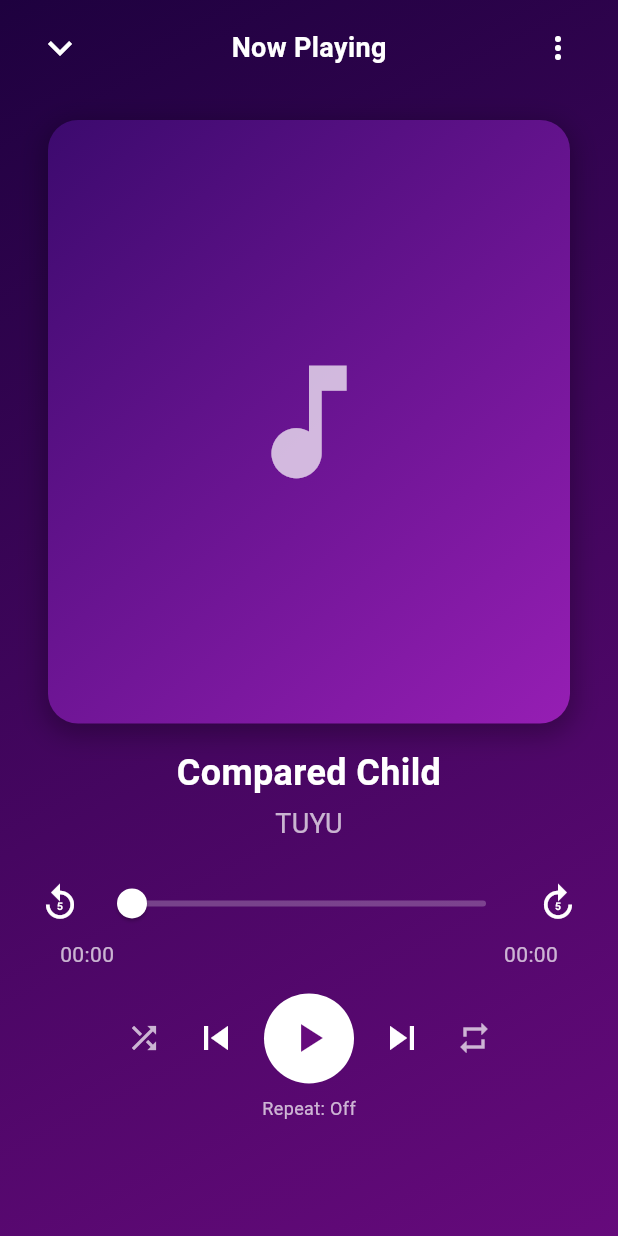
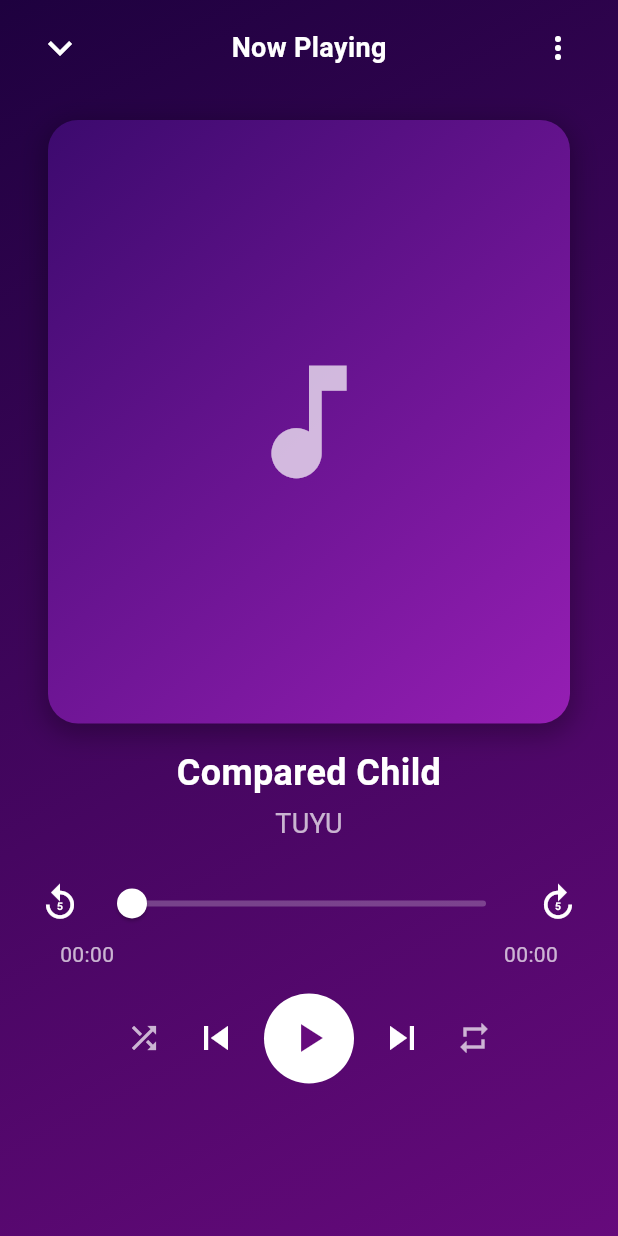
Before and after one commit to PengWin553/pengwin_music_player, a Flutter app: the FullPlayer screen opened directly with sample values from the repository, on a phone screen of 412 x 824 dp. Run offline on Flutter 3.47's test engine with Material 3 defaults, Android fonts, the light colour scheme and no system bars; our stand-ins replace just_audio.

Commit message:
Revert "feat: buggy Repeat All, Repeat Off, and Repeat Current"
This reverts commit a36844c7a7053d0ca69ee978da211505ac0641ce.

```diff
--- a/lib/components/features/songs/screens/full_player.dart
+++ b/lib/components/features/songs/screens/full_player.dart
@@ -2,13 +2,6 @@ import 'package:flutter/material.dart';
 import 'package:just_audio/just_audio.dart';
 import '../../../data/models/song.dart';
 import '../widgets/songs_list.dart';
-
-// Define an enum for the repeat modes
-enum RepeatMode {
-  off,
-  all,
-  one,
-}
 
 class FullPlayer extends StatefulWidget {
   final Song song;
@@ -39,14 +32,10 @@ class _FullPlayerState extends State<FullPlayer> {
   // Current song
   late Song _currentSong;
 
-  // Add repeat mode state
-  RepeatMode _repeatMode = RepeatMode.off;
-
   // Stream subscriptions
   late final _positionSubscription;
   late final _durationSubscription;
   late final _playerStateSubscription;
-  late final _processingStateSubscription;
 
   @override
   void initState() {
@@ -97,16 +86,12 @@ class _FullPlayerState extends State<FullPlayer> {
       }
     });
 
-    // Listen to processing state specifically for song completion
-    _processingStateSubscription = widget.audioPlayer.processingStateStream.listen((state) {
-      if (state == ProcessingState.completed && mounted) {
-        // Handle song completion based on repeat mode
-        _handleSongCompletion();
+    // Listen to play completion to handle auto-next
+    widget.audioPlayer.playerStateStream.listen((state) {
+      if (state.processingState == ProcessingState.completed && mounted) {
+        _playNextSong();
       }
     });
-
-    // Configure the AudioPlayer's loop mode based on our RepeatMode
-    _updateAudioPlayerLoopMode();
   }
 
   void _initializePlaylist() {
@@ -121,99 +106,12 @@ class _FullPlayerState extends State<FullPlayer> {
     });
   }
 
-  // Update the AudioPlayer's loop mode based on our RepeatMode
-  void _updateAudioPlayerLoopMode() {
-    switch (_repeatMode) {
-      case RepeatMode.off:
-        widget.audioPlayer.setLoopMode(LoopMode.off);
-        break;
-      case RepeatMode.all:
-        widget.audioPlayer.setLoopMode(LoopMode.all);
-        break;
-      case RepeatMode.one:
-        widget.audioPlayer.setLoopMode(LoopMode.one);
-        break;
-    }
-  }
-
-  // Handle song completion based on repeat mode
-  void _handleSongCompletion() {
-    switch (_repeatMode) {
-      case RepeatMode.off:
-        // If it's the last song, do nothing (playback stops)
-        if (_currentSongIndex < _playlist.length - 1) {
-          _playNextSong();
-        }
-        break;
-      case RepeatMode.all:
-        // If it's the last song, loop back to the first
-        if (_currentSongIndex == _playlist.length - 1) {
-          setState(() {
-            _currentSongIndex = 0;
-            _currentSong = _playlist[_currentSongIndex];
-          });
-          _playSong(_currentSong);
-        } else {
-          _playNextSong();
-        }
-        break;
-      case RepeatMode.one:
-        // Just replay the current song - it should be handled by AudioPlayer's loop mode
-        // But we'll ensure it explicitly here
-        _playSong(_currentSong);
-        break;
-    }
-  }
-
-  // Method to cycle through repeat modes
-  void _cycleRepeatMode() {
-    setState(() {
-      switch (_repeatMode) {
-        case RepeatMode.off:
-          _repeatMode = RepeatMode.all;
-          break;
-        case RepeatMode.all:
-          _repeatMode = RepeatMode.one;
-          break;
-        case RepeatMode.one:
-          _repeatMode = RepeatMode.off;
-          break;
-      }
-      // Update the AudioPlayer's loop mode when we change our repeat mode
-      _updateAudioPlayerLoopMode();
-    });
-  }
-
-  // Get the appropriate icon for the current repeat mode
-  IconData _getRepeatIcon() {
-    switch (_repeatMode) {
-      case RepeatMode.off:
-        return Icons.repeat;
-      case RepeatMode.all:
-        return Icons.repeat;
-      case RepeatMode.one:
-        return Icons.repeat_one;
-    }
-  }
-
-  // Get the color for the repeat icon based on mode
-  Color _getRepeatIconColor() {
-    switch (_repeatMode) {
-      case RepeatMode.off:
-        return Colors.white70;
-      case RepeatMode.all:
-      case RepeatMode.one:
-        return Colors.white;
-    }
-  }
-
   @override
   void dispose() {
     // Cancel all stream subscriptions when widget is disposed
     _positionSubscription.cancel();
     _durationSubscription.cancel();
     _playerStateSubscription.cancel();
-    _processingStateSubscription.cancel();
     super.dispose();
   }
 
@@ -251,18 +149,8 @@ class _FullPlayerState extends State<FullPlayer> {
     if (_playlist.isEmpty) return;
 
     setState(() {
-      if (_currentSongIndex < _playlist.length - 1) {
-        // Move to next song
-        _currentSongIndex++;
-      } else {
-        // We're at the end, check if we should loop
-        if (_repeatMode == RepeatMode.all) {
-          _currentSongIndex = 0; // Loop back to first song
-        } else {
-          // If repeat is off, we'll stop at the last song
-          return;
-        }
-      }
+      // Move to next song, loop back to first if we're at the end
+      _currentSongIndex = (_currentSongIndex + 1) % _playlist.length;
       _currentSong = _playlist[_currentSongIndex];
     });
 
@@ -274,25 +162,10 @@ class _FullPlayerState extends State<FullPlayer> {
   void _playPreviousSong() {
     if (_playlist.isEmpty) return;
 
-    // If we're more than 3 seconds into the song, restart current song instead of previous
-    if (_position.inSeconds > 3) {
-      widget.audioPlayer.seek(Duration.zero);
-      return;
-    }
-
     setState(() {
-      if (_currentSongIndex > 0) {
-        // Move to previous song
-        _currentSongIndex--;
-      } else {
-        // We're at the beginning, check if we should loop
-        if (_repeatMode == RepeatMode.all) {
-          _currentSongIndex = _playlist.length - 1; // Loop to the last song
-        } else {
-          // If repeat is off, we'll stay at the first song
-          _currentSongIndex = 0;
-        }
-      }
+      // Move to previous song, loop to the last if we're at the beginning
+      _currentSongIndex =
+          (_currentSongIndex - 1 + _playlist.length) % _playlist.length;
       _currentSong = _playlist[_currentSongIndex];
     });
 
@@ -522,7 +395,8 @@ class _FullPlayerState extends State<FullPlayer> {
                                 color: Colors.white,
                                 size: 32,
                               ),
-                              onPressed: _playPreviousSong,
+                              onPressed:
+                                  _playPreviousSong, // Connect to previous song method
                               padding: const EdgeInsets.all(8),
                               constraints: const BoxConstraints(),
                             ),
@@ -563,35 +437,22 @@ class _FullPlayerState extends State<FullPlayer> {
                                 color: Colors.white,
                                 size: 32,
                               ),
-                              onPressed: _playNextSong,
+                              onPressed:
+                                  _playNextSong, // Connect to next song method
                               padding: const EdgeInsets.all(8),
                               constraints: const BoxConstraints(),
                             ),
                             IconButton(
-                              icon: Icon(
-                                _getRepeatIcon(),
-                                color: _getRepeatIconColor(),
+                              icon: const Icon(
+                                Icons.repeat,
+                                color: Colors.white70,
                                 size: 24,
                               ),
-                              onPressed: _cycleRepeatMode,
+                              onPressed: () {},
                               padding: const EdgeInsets.all(8),
                               constraints: const BoxConstraints(),
                             ),
                           ],
-                        ),
-
-                        // Display current repeat mode as text for better user feedback
-                        const SizedBox(height: 8),
-                        Text(
-                          _repeatMode == RepeatMode.off
-                              ? 'Repeat: Off'
-                              : _repeatMode == RepeatMode.all
-                                  ? 'Repeat: All'
-                                  : 'Repeat: One',
-                          style: const TextStyle(
-                            color: Colors.white70,
-                            fontSize: 12,
-                          ),
                         ),
                       ],
                     ),
```
